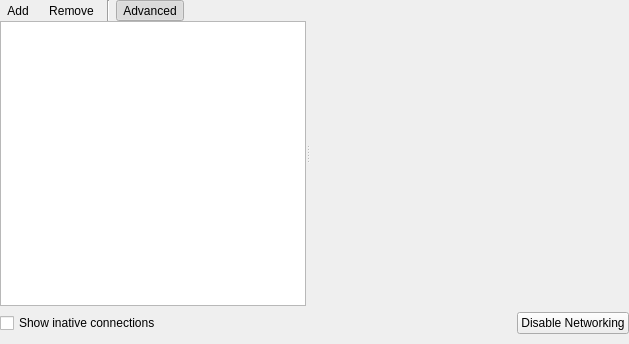
Before: the Qt Designer form kcm/NetworkKCM.ui in KDE/plasma-nm, drawn with Qt 5.
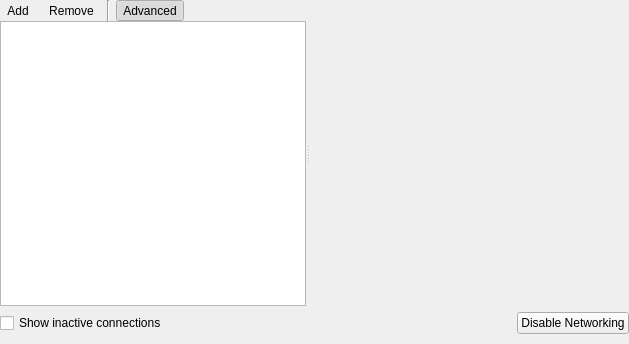
After: the same form once the commit is applied. Custom widgets are drawn as their Qt base class.

Commit message: Add the feature to filter active/inactive connections

Diff of the .ui file:
```diff
--- a/kcm/NetworkKCM.ui
+++ b/kcm/NetworkKCM.ui
@@ -26,7 +26,7 @@
    <item row="1" column="0">
     <widget class="QCheckBox" name="showConnectionsCB">
      <property name="text">
-      <string>Show inative connections</string>
+      <string>Show inactive connections</string>
      </property>
     </widget>
    </item>
```
The commit also changes 5 other files.
